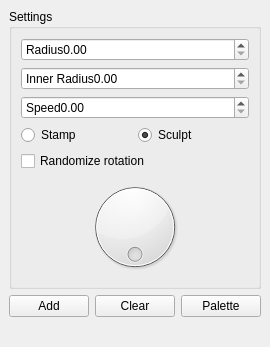
Before: the Qt Designer form src/noggit/ui/tools/BrushStack/BrushStack.ui in pkuzic/noggit-cinder, drawn with Qt 5.
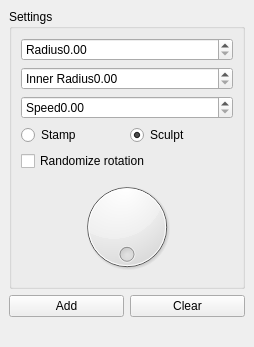
After: the same form once the commit is applied. Custom widgets are drawn as their Qt base class.

Commit message: Port BrushStack + Stamp (MapStampAsset) from Noggit Azure

Patch:
```diff
--- a/src/noggit/ui/tools/BrushStack/BrushStack.ui
+++ b/src/noggit/ui/tools/BrushStack/BrushStack.ui
@@ -140,13 +140,6 @@
           </property>
          </widget>
         </item>
-        <item>
-         <widget class="QPushButton" name="togglePaletteButton">
-          <property name="text">
-           <string>Palette</string>
-          </property>
-         </widget>
-        </item>
        </layout>
       </item>
      </layout>
```
The commit also changes 21 other files.
